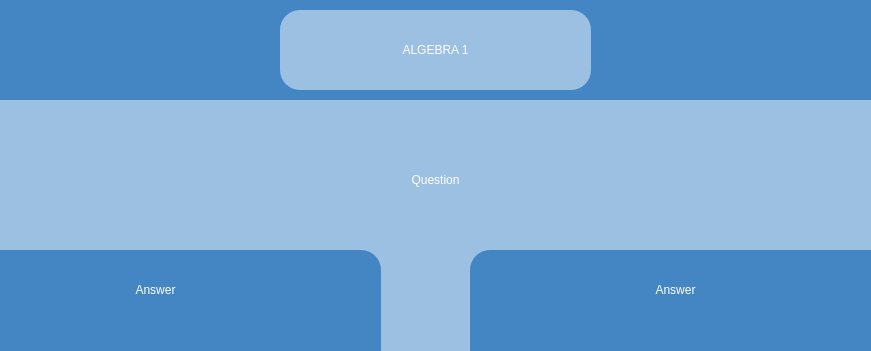
First picture: the form in AGUniverse/presentationLayer/algebraExam2.ui, repository codingburgas/sprint-eschool-ag-universe, before the edit; both pictures show x 110 to 981 and y 0 to 351 of the 1100 by 720 pixel window.
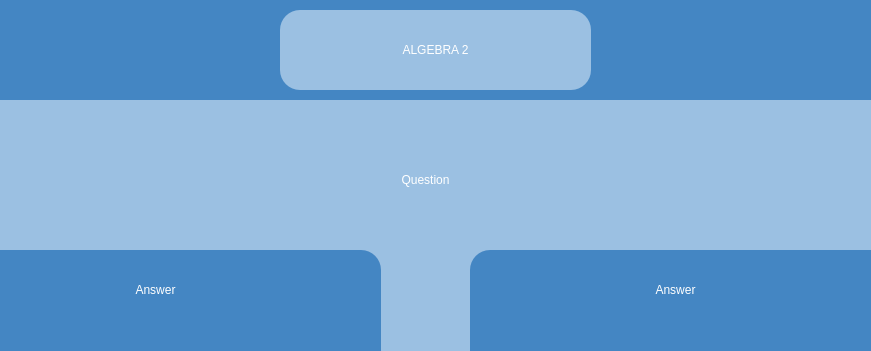
Second picture: the form after the edit.

Commit message: Finish all algebra exams pages

```diff
--- a/AGUniverse/presentationLayer/algebraExam2.ui
+++ b/AGUniverse/presentationLayer/algebraExam2.ui
@@ -39,9 +39,9 @@
    <widget class="QLabel" name="question">
     <property name="geometry">
      <rect>
-      <x>170</x>
+      <x>50</x>
       <y>10</y>
-      <width>711</width>
+      <width>931</width>
       <height>141</height>
      </rect>
     </property>
@@ -390,7 +390,7 @@
 font: 32pt &quot;Aura&quot;;</string>
     </property>
     <property name="text">
-     <string>&lt;html&gt;&lt;head/&gt;&lt;body&gt;&lt;p align=&quot;center&quot;&gt;ALGEBRA 1&lt;/p&gt;&lt;/body&gt;&lt;/html&gt;</string>
+     <string>&lt;html&gt;&lt;head/&gt;&lt;body&gt;&lt;p align=&quot;center&quot;&gt;ALGEBRA 2&lt;/p&gt;&lt;/body&gt;&lt;/html&gt;</string>
     </property>
    </widget>
   </widget>
```
The commit also changes 14 other files.
